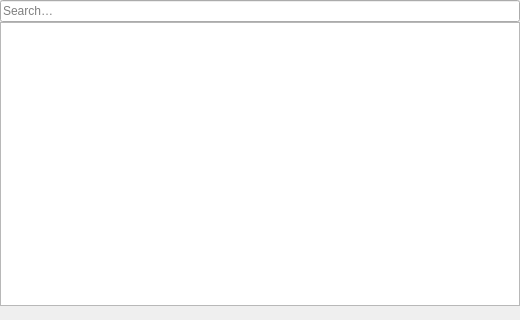
Old version of the form packages/borco-pyside/src/borco_pyside/logging/log_widget.ui in the repository borco/rehuco.
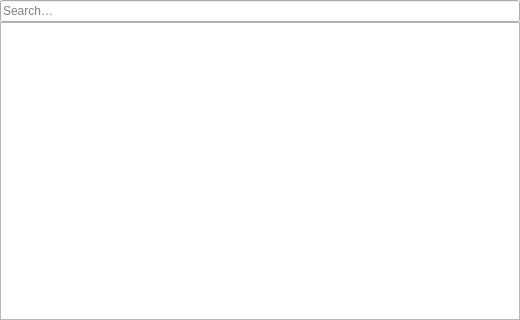
New version of the form. Custom widgets are drawn as their Qt base class.

Commit message: refs #236: refactor: stop counting and reporting dropped log records

The edit to the form file:
```diff
--- a/packages/borco-pyside/src/borco_pyside/logging/log_widget.ui
+++ b/packages/borco-pyside/src/borco_pyside/logging/log_widget.ui
@@ -43,19 +43,6 @@
    <item>
     <widget class="LogView" name="log_view"/>
    </item>
-   <item>
-    <widget class="QLabel" name="dropped_label">
-     <property name="visible">
-      <bool>false</bool>
-     </property>
-     <property name="toolTip">
-      <string>Older records this view no longer holds. Raise the limit in Settings to keep more.</string>
-     </property>
-     <property name="margin">
-      <number>3</number>
-     </property>
-    </widget>
-   </item>
   </layout>
   <action name="clear_action">
    <property name="text">
```
The commit also changes 11 other files.
